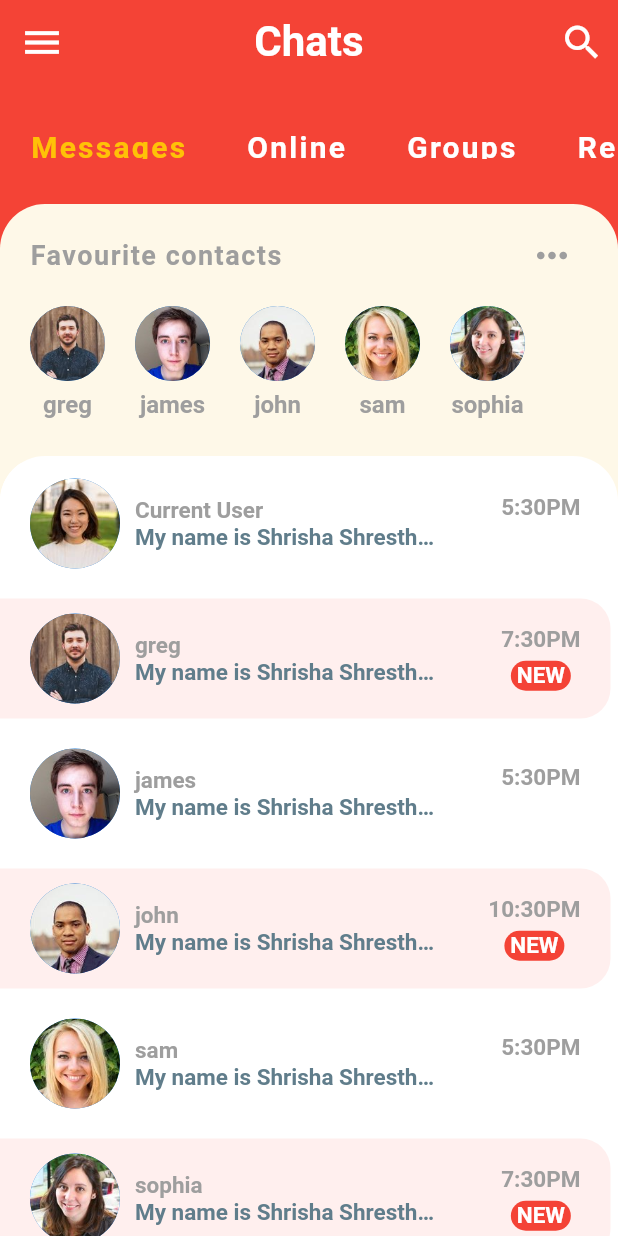
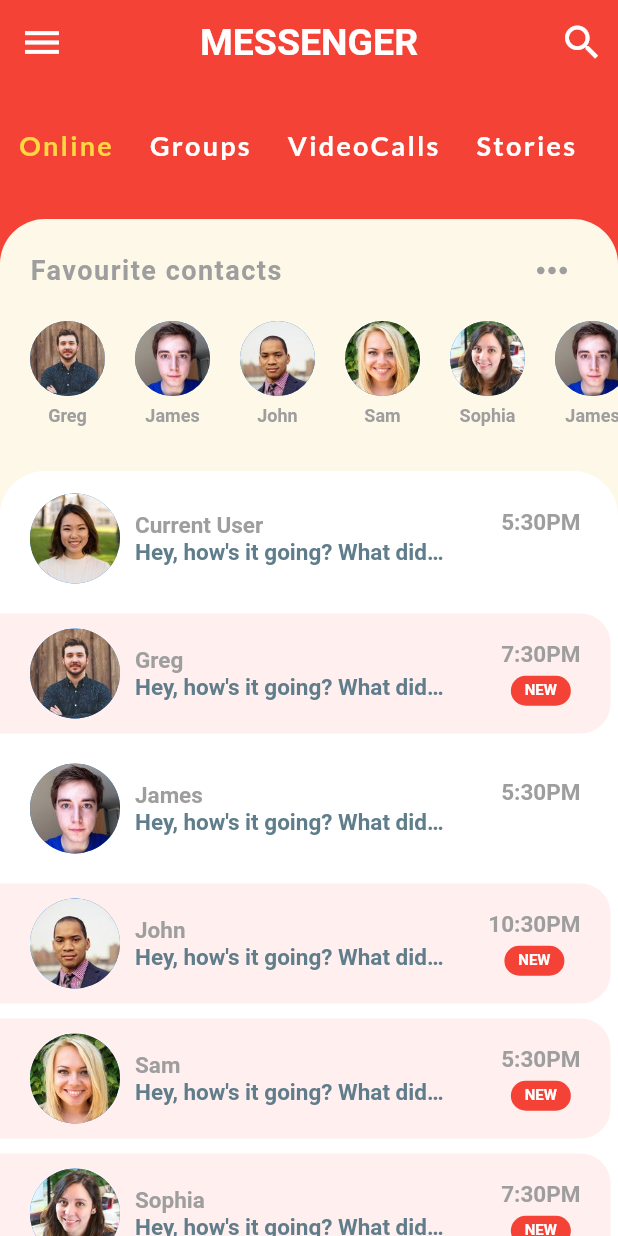
Before and after one commit to Shrisha-shrestha/Messaging_app, a Flutter app: the screen it shows after launch, on a phone screen of 412 x 824 dp. Run offline on Flutter 3.47's test engine with Material 2 defaults, Android fonts, the phone set to English and light mode, and no system bars; our stand-ins replace google_fonts.

```diff
--- a/lib/main.dart
+++ b/lib/main.dart
@@ -1,4 +1,5 @@
 import 'package:flutter/material.dart';
+import 'package:messaging_app/screen/onlinescreen.dart';
 import '../screen/home_screen.dart';
  void main() => runApp(Myapp());
 
--- a/lib/models/message_model.dart
+++ b/lib/models/message_model.dart
@@ -5,41 +5,46 @@ class message{
   final String time;
   final  String text;
   final bool isliked;
-  final bool isread;
+  late final bool isread;
 
   message({required this.senderinfo,required this.time,required this.text,required this.isliked,required this.isread});
 }
 
-final User current_user = User(id:0, name: 'Current User',img_url: 'assets/images/olivia.jpg');
+final User Current_user = User(id:0, name: 'Current User',img_url: 'assets/images/olivia.jpg');
 
-final User  greg= User(id:1, name: 'greg',img_url: 'assets/images/greg.jpg');
-final User  james= User(id:2, name: 'james',img_url: 'assets/images/james.jpg');
-final User  john= User(id:3, name: 'john',img_url: 'assets/images/john.jpg');
-final User sam= User(id:4, name: 'sam',img_url: 'assets/images/sam.jpg');
-final User  sophia= User(id:5, name: 'sophia',img_url: 'assets/images/sophia.jpg');
+final User  Greg= User(id:1, name: 'Greg',img_url: 'assets/images/greg.jpg');
+final User  James= User(id:2, name: 'James',img_url: 'assets/images/james.jpg');
+final User  John= User(id:3, name: 'John',img_url: 'assets/images/john.jpg');
+final User Sam= User(id:4, name: 'Sam',img_url: 'assets/images/sam.jpg');
+final User  Sophia= User(id:5, name: 'Sophia',img_url: 'assets/images/sophia.jpg');
 
-List<User> favorites = [greg,james,john,sam,sophia];
+List<User> favorites = [Greg,James,John,Sam,Sophia,James,John,Sam,Sophia];
+
+
 
 //home screen
 List<message> chatsinhome =[
-  message(senderinfo:current_user,time:'5:30PM',text:'My name is Shrisha Shrestha.Whats youre name',isliked:false,isread:true),
-  message(senderinfo:greg,time:'7:30PM',text:'My name is Shrisha Shrestha.Whats youre name',isliked:false,isread:false),
-  message(senderinfo:james,time:'5:30PM',text:'My name is Shrisha Shrestha.Whats youre name',isliked:false,isread:true),
-  message(senderinfo:john,time:'10:30PM',text:'My name is Shrisha Shrestha.Whats youre name',isliked:false,isread:false),
-  message(senderinfo:sam,time:'5:30PM',text:'My name is Shrisha Shrestha.Whats youre name',isliked:false,isread:true),
-  message(senderinfo:sophia,time:'7:30PM',text:'My name is Shrisha Shrestha.Whats youre name',isliked:false,isread:false),
-  message(senderinfo:james,time:'5:30PM',text:'My name is Shrisha Shrestha.Whats youre name',isliked:false,isread:true),
-  message(senderinfo:john,time:'10:30PM',text:'My name is Shrisha Shrestha.Whats youre name',isliked:false,isread:false),
-  message(senderinfo:sam,time:'5:30PM',text:'My name is Shrisha Shrestha.Whats youre name',isliked:false,isread:true),
+  message(senderinfo:Current_user,time:'5:30PM',text:'Hey, how\'s it going? What did you do today?',isliked:false,isread:true),
+  message(senderinfo:Greg,time:'7:30PM',text:'Hey, how\'s it going? What did you do today?',isliked:false,isread:false),
+  message(senderinfo:James,time:'5:30PM',text:'Hey, how\'s it going? What did you do today?',isliked:false,isread:true),
+  message(senderinfo:John,time:'10:30PM',text:'Hey, how\'s it going? What did you do today?',isliked:false,isread:false),
+  message(senderinfo:Sam,time:'5:30PM',text:'Hey, how\'s it going? What did you do today?',isliked:false,isread:false),
+  message(senderinfo:Sophia,time:'7:30PM',text:'Hey, how\'s it going? What did you do today?',isliked:false,isread:false),
+  message(senderinfo:Current_user,time:'5:30PM',text:'Hey, how\'s it going? What did you do today?',isliked:false,isread:true),
+  message(senderinfo:Greg,time:'7:30PM',text:'Hey, how\'s it going? What did you do today?',isliked:false,isread:false),
+  message(senderinfo:James,time:'5:30PM',text:'Hey, how\'s it going? What did you do today?',isliked:false,isread:true),
+  message(senderinfo:John,time:'10:30PM',text:'Hey, how\'s it going? What did you do today?',isliked:false,isread:false),
+  message(senderinfo:Sam,time:'5:30PM',text:'Hey, how\'s it going? What did you do today?',isliked:false,isread:true),
+  message(senderinfo:Sophia,time:'7:30PM',text:'Hey, how\'s it going? What did you do today?',isliked:false,isread:false),
 
 ];
 
 //chat screen???
 List<message> examplechat=[
-  message(senderinfo:current_user,time:'5:30PM',text:'Hello',isliked:true,isread:true),
-  message(senderinfo:greg,time:'7:30PM',text:'Hello',isliked:false,isread:true),
-  message(senderinfo:current_user,time:'5:30PM',text:'Hello',isliked:true,isread:true),
-  message(senderinfo:current_user,time:'10:30PM',text:'Hello',isliked:false,isread:true),
-  message(senderinfo:greg,time:'5:30PM',text:'Hello',isliked:false,isread:true),
-  message(senderinfo:current_user,time:'7:30PM',text:'Hello',isliked:false,isread:true),
+  message(senderinfo:Current_user,time:'5:30PM',text:'Hello',isliked:true,isread:true),
+  message(senderinfo:Greg,time:'7:30PM',text:'Hello',isliked:false,isread:true),
+  message(senderinfo:Current_user,time:'5:30PM',text:'Hello',isliked:true,isread:true),
+  message(senderinfo:Current_user,time:'10:30PM',text:'Hello',isliked:false,isread:true),
+  message(senderinfo:Greg,time:'5:30PM',text:'Hello',isliked:false,isread:true),
+  message(senderinfo:Current_user,time:'7:30PM',text:'Hello',isliked:false,isread:true),
 ];
--- a/lib/screen/chat_screen.dart
+++ b/lib/screen/chat_screen.dart
@@ -14,7 +14,6 @@ chatscrn({required this.user});
 
 class _chatscrnState extends State<chatscrn> {
   MessageBubble(message msg,bool isMe,bool isliked){
-
     final Container Mge=Container(
       width: MediaQuery.of(context).size.width * 0.75,
       padding: EdgeInsets.symmetric(horizontal: 25.0,vertical: 15.0),
@@ -147,7 +146,7 @@ class _chatscrnState extends State<chatscrn> {
                     itemCount: examplechat .length,
                     itemBuilder: (context,index){
                   final message msg=examplechat[index];
-                  final bool isMe=msg.senderinfo.id == current_user.id;
+                  final bool isMe=msg.senderinfo.id == Current_user.id;
                   return MessageBubble(msg,isMe,msg.isliked);
                 }),
             ),
--- a/lib/screen/home_screen.dart
+++ b/lib/screen/home_screen.dart
@@ -22,9 +22,9 @@ class _homescreenState extends State<homescreen> {
           icon: Icon(Icons.menu),
           onPressed:(){},
         ),
-        title: Text('Chats',
+        title: Text('MESSENGER',
         style: TextStyle(
-          fontSize: 28.0,
+          fontSize: 25.0,
           fontWeight: FontWeight.bold,
         ),),
         elevation: 0.0,
--- a/lib/widgets/Category_selector.dart
+++ b/lib/widgets/Category_selector.dart
@@ -1,4 +1,9 @@
 import 'package:flutter/material.dart';
+import 'package:google_fonts/google_fonts.dart';
+import '../models/message_model.dart';
+import '../models/user_model.dart';
+import '../screen/onlinescreen.dart';
+
 class CategorySelector extends StatefulWidget {
   const CategorySelector({Key? key}) : super(key: key);
 
@@ -7,30 +12,41 @@ class CategorySelector extends StatefulWidget {
 }
 
 class _CategorySelectorState extends State<CategorySelector> {
+
   int selectedindex = 0;
-  final List <String> categories= ['Messages','Online','Groups','Requests'];
+  final List<User> online = [Greg,James,John,Sam];
+  final List<String> categories = ['Online','Groups','VideoCalls','Stories'];
   @override
   Widget build(BuildContext context) {
     return Container(
-      height: 80.0,
+      height: 90.0,
       color:  Theme.of(context).colorScheme.primary,
       child: ListView.builder(
         scrollDirection: Axis.horizontal,
         itemCount: categories.length,
           itemBuilder: (context,index){
           return GestureDetector(
-            onTap: (){setState(() {
-              selectedindex=index;
-            });
-              },
+            onTap: (){
+              setState(() {
+                selectedindex=index;
+              });
+                if(index==0){
+                  Navigator.push(context, MaterialPageRoute(
+                    builder: (_) => onlinescrn(),
+                  ),);
+                };
+            },
             child: Padding(
-              padding: EdgeInsets.symmetric(horizontal: 20.0,vertical: 30.0),
-              child: Text(categories[index],style: TextStyle(
-                color: index == selectedindex?Colors.amber:Colors.white,
-                fontSize: 20.0,
-                fontWeight: FontWeight.bold,
-                letterSpacing: 1.5,
-              ),),
+             padding: EdgeInsets.symmetric(horizontal: 12.0,vertical: 30.0),
+
+              child: Text( categories[index],
+                style:  GoogleFonts.lato(
+                  color: index == selectedindex?Colors.amberAccent:Colors.white,
+                  fontSize: 18.0,
+                  fontWeight: FontWeight.bold,
+                  letterSpacing: 1.5,
+                ),
+              ),
             ),
           );
           },
--- a/lib/widgets/fav_contacts.dart
+++ b/lib/widgets/fav_contacts.dart
@@ -55,7 +55,7 @@ class favcontact extends StatelessWidget {
                         style: TextStyle(
                           color: Colors.grey,
                           fontWeight: FontWeight.w600,
-                          fontSize: 16.0,
+                          fontSize: 12.0,
                       ),),
                       ],
                     ),
--- a/lib/widgets/recent_chats.dart
+++ b/lib/widgets/recent_chats.dart
@@ -2,11 +2,18 @@ import 'package:flutter/cupertino.dart';
 import 'package:flutter/material.dart';
 import 'package:messaging_app/models/message_model.dart';
 import 'package:messaging_app/screen/chat_screen.dart';
-class recentchats extends StatelessWidget {
+class recentchats extends StatefulWidget {
   const recentchats({Key? key}) : super(key: key);
 
   @override
+  State<recentchats> createState() => _recentchatsState();
+}
+
+class _recentchatsState extends State<recentchats> {
+  Map data={};
+  @override
   Widget build(BuildContext context) {
+
     return Expanded(
       child: Container(
         decoration: BoxDecoration(
@@ -97,7 +104,7 @@ class recentchats extends StatelessWidget {
                            child: Text('NEW',
                              style: TextStyle(
                                color: Colors.white,
-                               fontSize: 15.0,
+                               fontSize: 10.0,
                                fontWeight: FontWeight.bold,
                              ),),),
                         ],
```
Also changed, not shown: lib/screen/onlinescreen.dart (added, +212 -0 lines).
